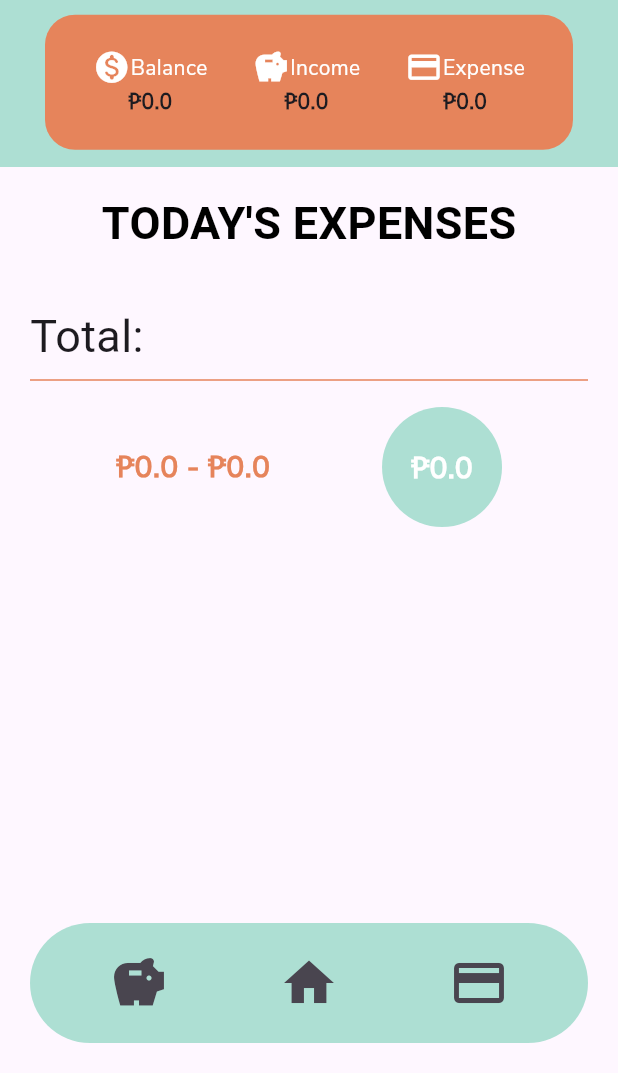
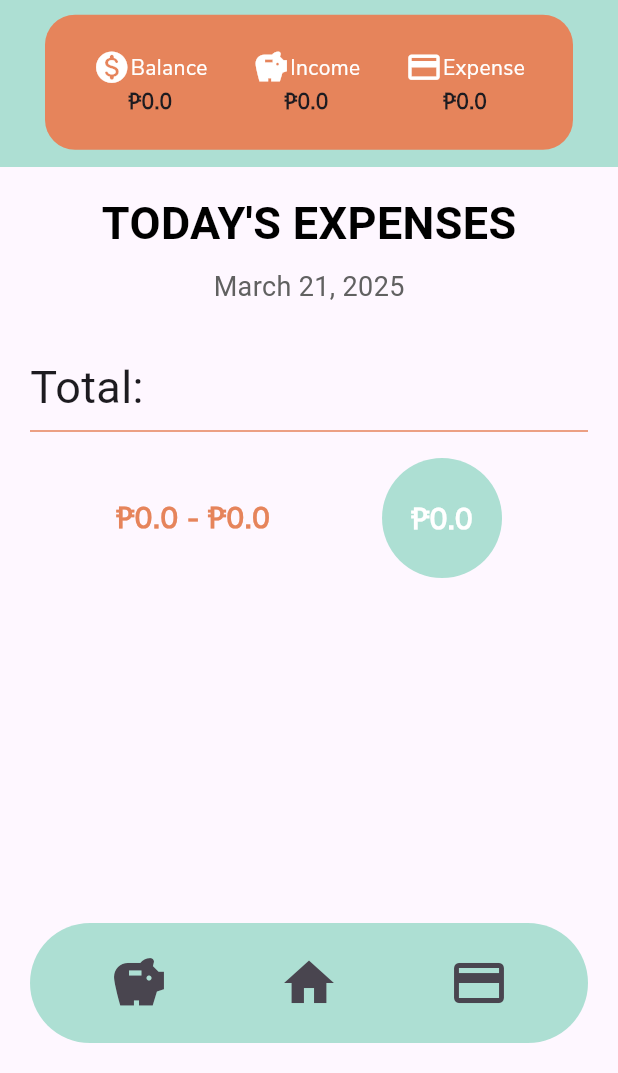
Before and after one commit to ru-wel/adet-ka-ching, a Flutter app: the screen it shows after launch, on a phone screen of 412 x 824 dp, the part 163-1236 px from its top. Run offline on Flutter 3.47's test engine with Material 3 defaults, Android fonts, the phone set to English and light mode, and no system bars; our stand-ins replace cloud_firestore, date_field, firebase_core; accounts and stored records are empty; Roboto replaces fonts that are missing (Jua).

Commit message:
added today's date for home page

```diff
--- /dev/null
+++ b/devtools_options.yaml
@@ -0,0 +1,3 @@
+description: This file stores settings for Dart & Flutter DevTools.
+documentation: https://docs.flutter.dev/tools/devtools/extensions#configure-extension-enablement-states
+extensions:
--- a/lib/pages/homePage.dart
+++ b/lib/pages/homePage.dart
@@ -2,6 +2,8 @@
 import 'package:provider/provider.dart';
 
 import 'package:cloud_firestore/cloud_firestore.dart';
+
+import 'package:intl/intl.dart';
 
 import '../utils/income_handler.dart';
 import '../utils/expense_handler.dart';
@@ -14,21 +16,37 @@
 
 class _homePageState extends State<homePage> {
   @override
+
+  // https://pub.dev/packages/intl
+  String formattedDate = '';
+
   // https://rizkysyawal.medium.com/handling-async-functions-in-flutters-initstate-211eda6a440d
   // https://pmatatias.medium.com/flutter-future-future-sync-future-microtask-future-value-etc-3f46aeae1210
+
   void initState() {
     super.initState();
     Future.microtask(() {
       Provider.of<IncomeProvider>(context, listen: false).calculateTotal();
       Provider.of<ExpenseProvider>(context, listen: false).calculateTotal();
+      getCurrentDate();
+    });
+  }
+
+  // https://api.flutter.dev/flutter/intl/DateFormat-class.html
+  void getCurrentDate() {
+    DateTime now = DateTime.now();
+    String formatted = DateFormat('MMMM d, y').format(now);
+
+    setState(() {
+      formattedDate = formatted;
     });
   }
 
   Widget build(BuildContext context) {
-    final CollectionReference transactions =
-        FirebaseFirestore.instance.collection('transactions');
+    final CollectionReference transactions = FirebaseFirestore.instance.collection('transactions');
     final income = Provider.of<IncomeProvider>(context).incomeTotal;
     final expense = Provider.of<ExpenseProvider>(context).expenseTotal;
+
 
     return MaterialApp(
         debugShowCheckedModeBanner: false,
@@ -166,18 +184,33 @@
                 return ListView.builder(
                   itemCount: data.length + 2,
                   itemBuilder: (context, index) {
+
                     // title part
                     if (index == 0) {
                       return Padding(
                         padding: const EdgeInsets.symmetric(vertical: 16.0),
                         child: Center(
-                          child: Text(
-                            "TODAY'S EXPENSES",
-                            style: TextStyle(
-                                fontWeight: FontWeight.bold,
-                                fontSize: 30,
-                                color: Colors.black,
-                                fontFamily: 'Jua'),
+                          child: Column(
+                            children: [
+                              Text(
+                                "TODAY'S EXPENSES",
+                                style: TextStyle(
+                                  fontWeight: FontWeight.bold,
+                                  fontSize: 30,
+                                  color: Colors.black,
+                                  fontFamily: 'Jua',
+                                ),
+                              ),
+                              SizedBox(height: 8),
+                              Text(
+                                formattedDate,
+                                style: TextStyle(
+                                  fontSize: 18,
+                                  color: Colors.grey[700],
+                                  fontFamily: 'Jua',
+                                ),
+                              ),
+                            ],
                           ),
                         ),
                       );
--- a/pubspec.yaml
+++ b/pubspec.yaml
@@ -40,6 +40,8 @@
 
   cloud_firestore: ^4.13.0
   firebase_core: ^2.24.0
+
+  intl: ^0.20.1
 
 dev_dependencies:
   flutter_test:
```
Also changed, not shown: pubspec.lock, 1 other file.
